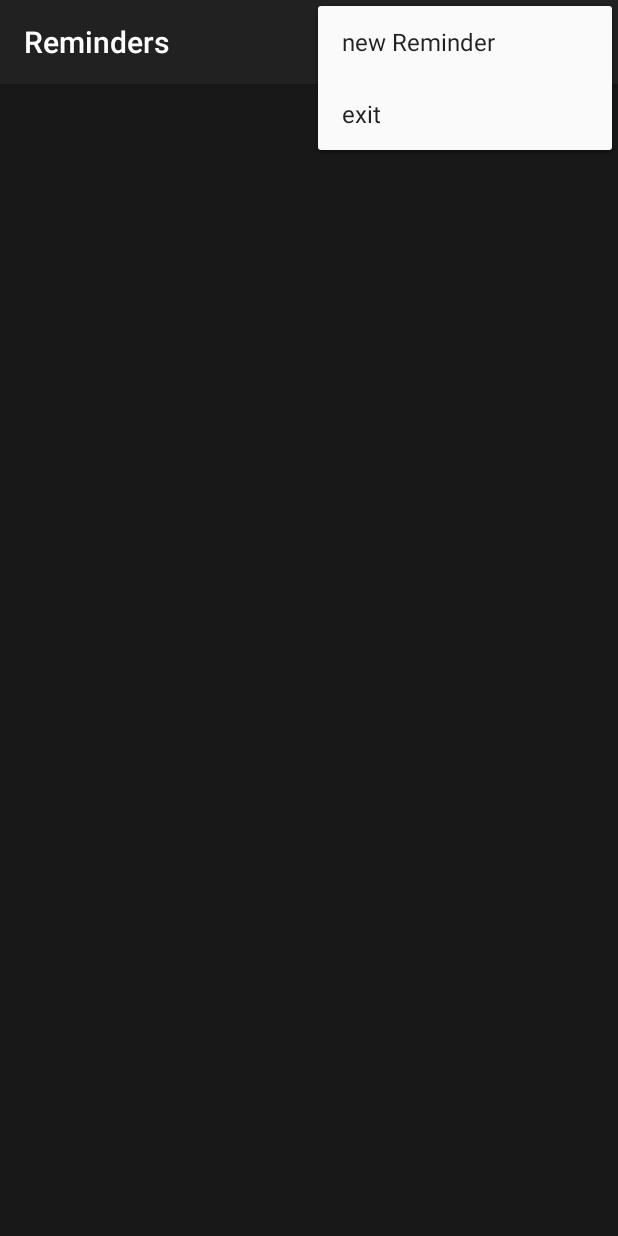
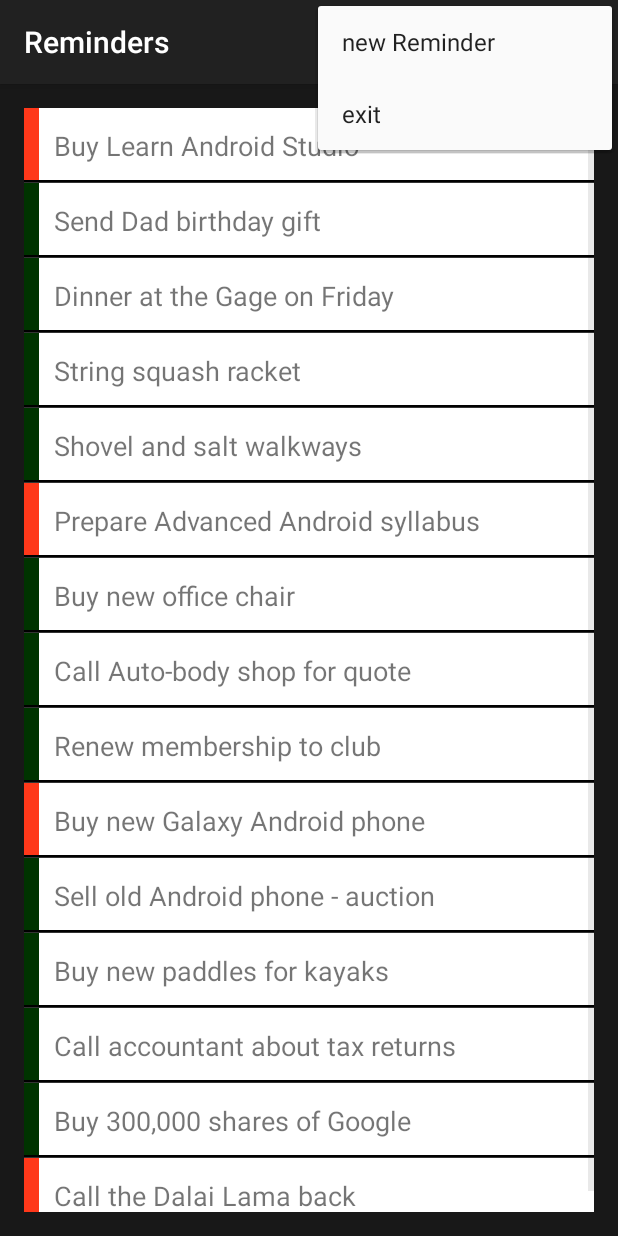
Before and after one commit to djangojazz/Reminders, an Android app: the screen it shows after launch (RemindersActivity), with the options menu open, on a phone screen of 412 x 824 dp. Run offline under Robolectric (Android 15) with nearby library versions, the phone set to English and light mode, and no system bars.

Commit message:
Add Reminders

```diff
--- a/app/src/main/java/com/apress/gerber/reminders/RemindersActivity.java
+++ b/app/src/main/java/com/apress/gerber/reminders/RemindersActivity.java
@@ -19,10 +19,15 @@ public class RemindersActivity extends ActionBarActivity {
         super.onCreate(savedInstanceState);
         setContentView(R.layout.activity_reminders);
         mListView = (ListView) findViewById(R.id.reminders_list_view);
-
         mListView.setDivider(null);
         mDbAdapter = new RemindersDbAdapter(this);
         mDbAdapter.open();
+        if (savedInstanceState == null){
+            //Clear all data
+            mDbAdapter.deleteAllReminders();
+            //Add some data
+            insertSomeReminders();
+        }
 
         Cursor cursor = mDbAdapter.fetchAllReminders();
 
@@ -53,19 +58,24 @@ public class RemindersActivity extends ActionBarActivity {
         //the cursorAdapter(controller) is now updating the listView(view)
         //with data from the db (model)
         mListView.setAdapter(mCursorAdapter);
+    }
 
-//        //The arrayAdapter is the controller in our
-//        //model-view-controllre relationship. (controller)
-//        ArrayAdapter<String> arrayAdapter = new ArrayAdapter<String>(
-//                //context
-//                this,
-//                //layout(view0
-//                R.layout.reminders_row,
-//                //row(view)
-//                R.id.row_text,
-//                //data(model) with bogus data to test our listview
-//                new String[]{"first record", "second record", "third record"});
-//        mListView.setAdapter(arrayAdapter);
+    private void insertSomeReminders() {
+        mDbAdapter.createReminder("Buy Learn Android Studio", true);
+        mDbAdapter.createReminder("Send Dad birthday gift", false);
+        mDbAdapter.createReminder("Dinner at the Gage on Friday", false);
+        mDbAdapter.createReminder("String squash racket", false);
+        mDbAdapter.createReminder("Shovel and salt walkways", false);
+        mDbAdapter.createReminder("Prepare Advanced Android syllabus", true);
+        mDbAdapter.createReminder("Buy new office chair", false);
+        mDbAdapter.createReminder("Call Auto-body shop for quote", false);
+        mDbAdapter.createReminder("Renew membership to club", false);
+        mDbAdapter.createReminder("Buy new Galaxy Android phone", true);
+        mDbAdapter.createReminder("Sell old Android phone - auction", false);
+        mDbAdapter.createReminder("Buy new paddles for kayaks", false);
+        mDbAdapter.createReminder("Call accountant about tax returns", false);
+        mDbAdapter.createReminder("Buy 300,000 shares of Google", false);
+        mDbAdapter.createReminder("Call the Dalai Lama back", true);
     }
 
     @Override
```
